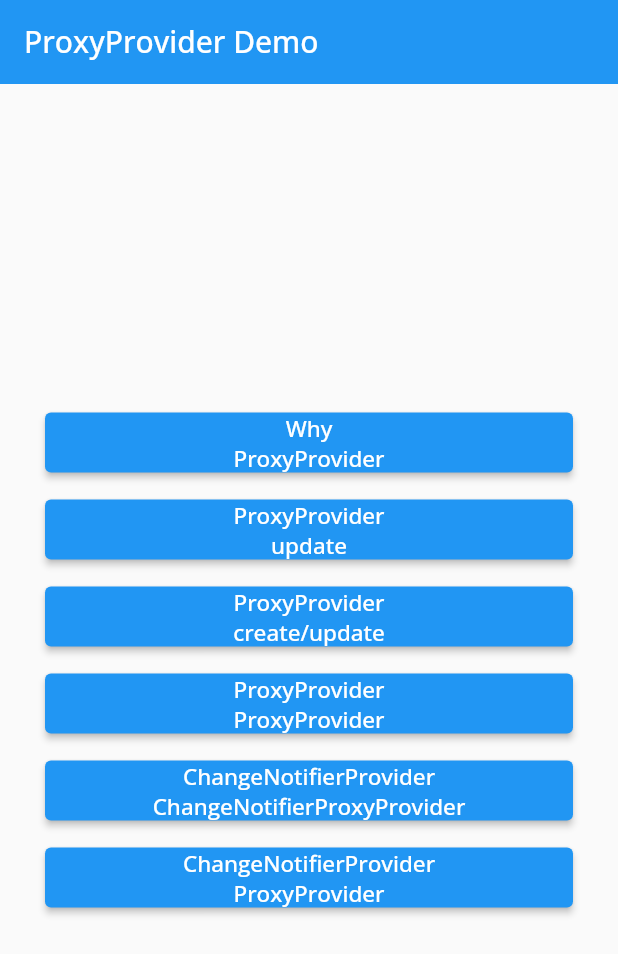
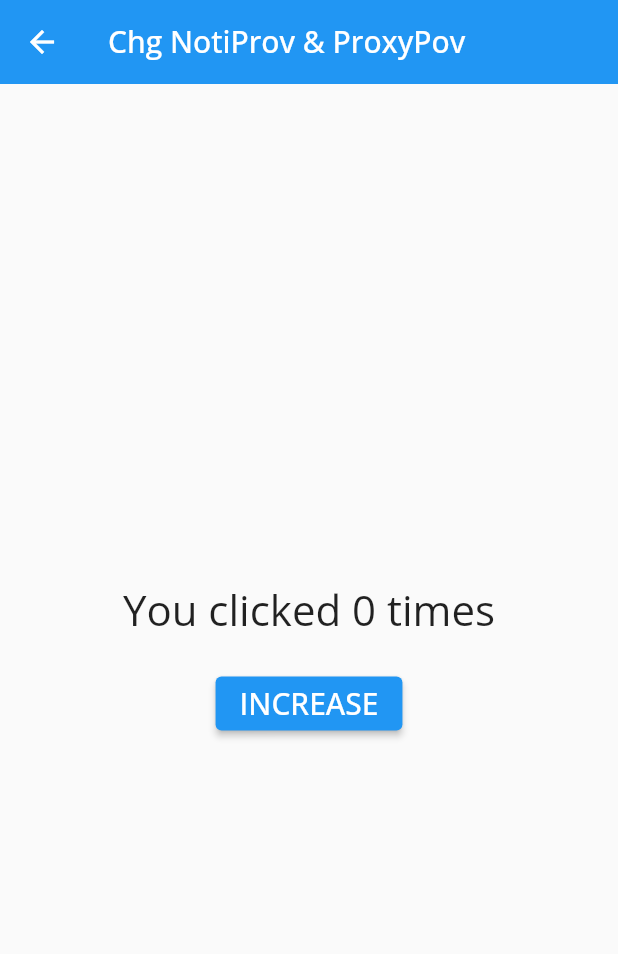
Before and after one commit to sarav-daya/learn-provider, a Flutter app: the screen it shows after launch, after a tap on an icon or button, on a phone screen of 412 x 824 dp. Shown: the top 954 px of the screen. Run offline on Flutter 3.47's test engine with Material 2 defaults, Android fonts, the phone set to English and light mode, and no system bars; our stand-ins replace google_fonts.

Commit message:
ChangeNotifierProvider and ProxyProvider

```diff
--- a/lib/main.dart
+++ b/lib/main.dart
@@ -3,6 +3,7 @@ import 'package:flutter/services.dart';
 import 'package:google_fonts/google_fonts.dart';
 import 'package:provider_tutorials/pages/Proxyprov_update.dart';
 import 'package:provider_tutorials/pages/chngnotiprov_chgnotiproxyprov.dart';
+import 'package:provider_tutorials/pages/chngnotiprov_proxyprov.dart';
 import 'package:provider_tutorials/pages/proxyprov_create_update.dart';
 import 'package:provider_tutorials/pages/proxyprov_proxyprov.dart';
 import 'package:provider_tutorials/pages/why_proxyprovider.dart';
@@ -127,7 +128,14 @@ class HomePage extends StatelessWidget {
               ),
               SizedBox(height: 10.0),
               ElevatedButton(
-                onPressed: () {},
+                onPressed: () {
+                  Navigator.push(
+                    context,
+                    MaterialPageRoute(
+                      builder: (context) => ChgNotProvProxyProv(),
+                    ),
+                  );
+                },
                 child: Text(
                   'ChangeNotifierProvider\nProxyProvider',
                   style: TextStyle(fontSize: 15.0),
--- a/lib/pages/chngnotiprov_chgnotiproxyprov.dart
+++ b/lib/pages/chngnotiprov_chgnotiproxyprov.dart
@@ -64,7 +64,7 @@ class ShowTranslations extends StatelessWidget {
   @override
   Widget build(BuildContext context) {
     return Text(
-      context.read<Translations>().title,
+      context.watch<Translations>().title,
       style: TextStyle(fontSize: 28.0),
     );
   }
--- a/lib/pages/chngnotiprov_proxyprov.dart
+++ b/lib/pages/chngnotiprov_proxyprov.dart
@@ -0,0 +1,84 @@
+import 'package:flutter/material.dart';
+import 'package:provider/provider.dart';
+
+class Counter with ChangeNotifier {
+  int counter = 0;
+
+  void increment() {
+    counter++;
+    notifyListeners();
+  }
+}
+
+class Translations {
+  final int _value;
+
+  Translations(this._value);
+
+  String get title => 'You clicked $_value times';
+}
+
+class ChgNotProvProxyProv extends StatelessWidget {
+  const ChgNotProvProxyProv({Key? key}) : super(key: key);
+
+  @override
+  Widget build(BuildContext context) {
+    return Scaffold(
+      appBar: AppBar(
+        title: Text('Chg NotiProv & ProxyPov'),
+        elevation: 0.0,
+      ),
+      body: Center(
+        child: MultiProvider(
+          providers: [
+            ChangeNotifierProvider<Counter>(
+              create: (_) => Counter(),
+            ),
+            ProxyProvider<Counter, Translations>(
+              update: (_, counter, __) => Translations(counter.counter),
+            )
+          ],
+          child: Column(
+            mainAxisAlignment: MainAxisAlignment.center,
+            children: [
+              ShowTranslations(),
+              SizedBox(
+                height: 20,
+              ),
+              IncreaseButton()
+            ],
+          ),
+        ),
+      ),
+    );
+  }
+}
+
+class ShowTranslations extends StatelessWidget {
+  ShowTranslations({Key? key}) : super(key: key);
+
+  @override
+  Widget build(BuildContext context) {
+    return Text(
+      context.watch<Translations>().title,
+      style: TextStyle(fontSize: 28.0),
+    );
+  }
+}
+
+class IncreaseButton extends StatelessWidget {
+  const IncreaseButton({
+    Key? key,
+  }) : super(key: key);
+
+  @override
+  Widget build(BuildContext context) {
+    return ElevatedButton(
+      onPressed: context.read<Counter>().increment,
+      child: Text(
+        'INCREASE',
+        style: TextStyle(fontSize: 20.0),
+      ),
+    );
+  }
+}
```
